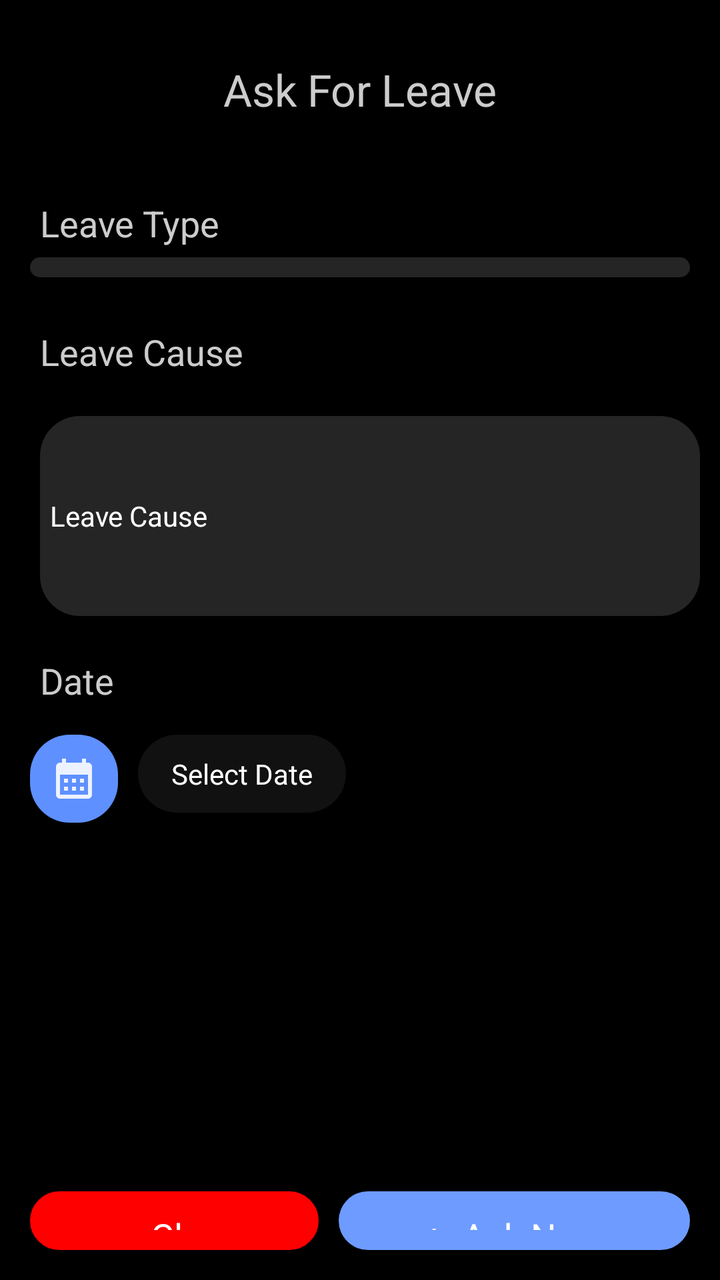
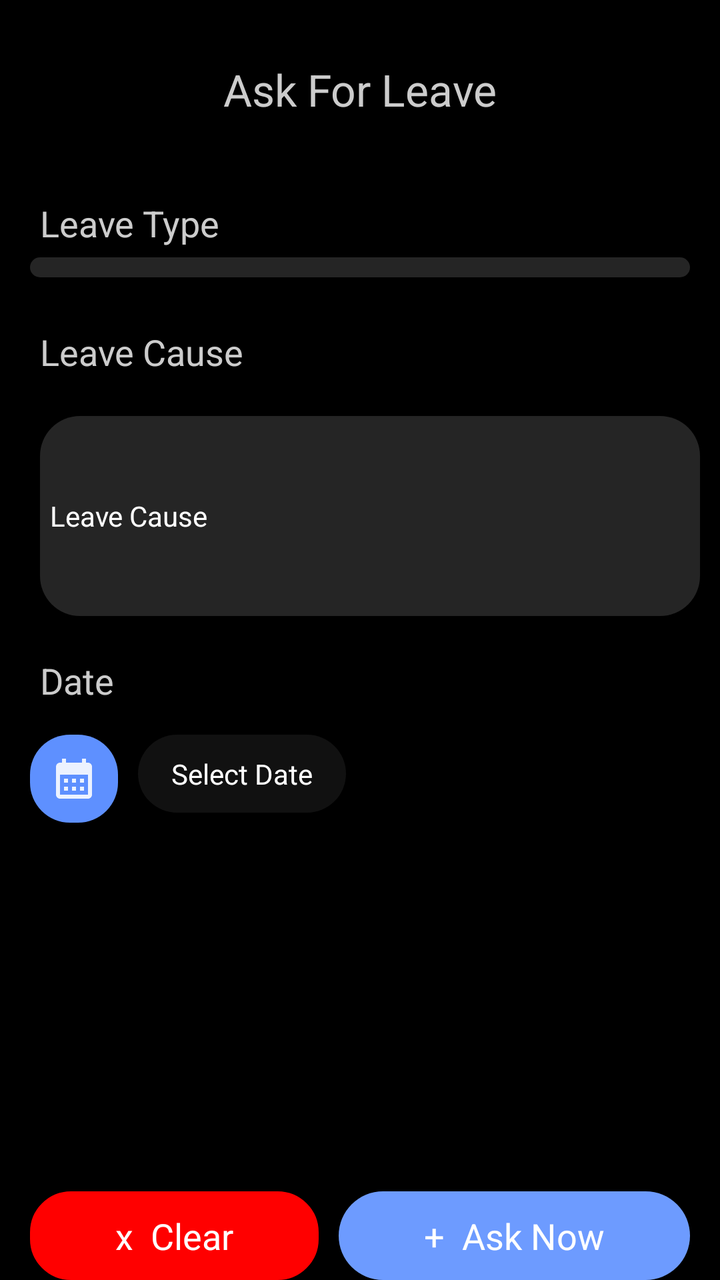

An Android layout rendered at two revisions. The XML below is the earlier revision; the diff shows what the commit changed to produce the second picture.
<!-- AndroidManifest.xml: application theme AppTheme -->
<!-- res/layout/fragment_apply_new_leave.xml -->
<?xml version="1.0" encoding="utf-8"?>
<layout>

    <LinearLayout xmlns:android="http://schemas.android.com/apk/res/android"
        xmlns:tools="http://schemas.android.com/tools"
        android:layout_width="match_parent"
        android:layout_height="match_parent"
        android:clickable="true"
        android:background="@color/black"
        android:orientation="vertical"
        android:padding="@dimen/_10dp"
        tools:context=".manager.activity.ApplyNewLeaveFragment">

        <LinearLayout
            android:layout_width="match_parent"
            android:layout_height="wrap_content"
            android:layout_marginTop="20dp"
            android:layout_marginBottom="@dimen/_20dp">

            <ImageView
                android:id="@+id/backBtn"
                android:layout_width="wrap_content"
                android:layout_height="wrap_content"
                android:layout_marginStart="25dp"
                android:visibility="gone"
                android:src="@drawable/backbutton" />

            <TextView
                android:layout_width="match_parent"
                android:layout_height="wrap_content"
                android:gravity="center"
                android:text="Ask For Leave"
                android:textColor="@color/greyforText"
                android:textSize="22sp" />

        </LinearLayout>

        <TextView
            android:layout_width="match_parent"
            android:layout_height="wrap_content"
            android:layout_marginStart="@dimen/_10dp"
            android:layout_marginTop="@dimen/_20dp"
            android:text="Leave Type"
            android:textColor="@color/greyforText"
            android:textSize="18sp" />

        <Spinner
            android:id="@+id/leaveType"
            android:layout_width="match_parent"
            android:layout_height="wrap_content"
            android:layout_margin="@dimen/_5dp"
            android:spinnerMode="dropdown"
            android:drawableEnd="@drawable/spinner_dropdown"
            android:background="@drawable/light_grey_bg"
            android:padding="@dimen/_5dp" />

        <TextView
            android:layout_width="match_parent"
            android:layout_height="wrap_content"
            android:layout_marginStart="@dimen/_10dp"
            android:layout_marginTop="@dimen/_20dp"
            android:text="Leave Cause"
            android:textColor="@color/greyforText"
            android:textSize="18sp" />

        <EditText
            android:id="@+id/reason"
            android:layout_width="match_parent"
            android:layout_height="100dp"
            android:layout_marginStart="@dimen/_10dp"
            android:layout_marginTop="@dimen/_20dp"
            android:background="@drawable/light_grey_bg"
            android:hint="Leave Cause"
            android:inputType="textMultiLine"
            android:maxLines="5"
            android:padding="@dimen/_5dp"
            android:textColor="@color/white"
            android:textColorHint="@color/white"
            android:textSize="14sp" />

        <TextView
            android:layout_width="match_parent"
            android:layout_height="wrap_content"
            android:layout_marginStart="@dimen/_10dp"
            android:layout_marginTop="@dimen/_20dp"
            android:text="Date"
            android:textColor="@color/greyforText"
            android:textSize="18sp" />


        <LinearLayout
            android:layout_width="match_parent"
            android:layout_height="wrap_content"
            android:layout_marginTop="@dimen/_10">

            <ImageView
                android:id="@+id/calender"
                android:layout_width="wrap_content"
                android:layout_height="wrap_content"
                android:layout_margin="@dimen/_5dp"
                android:background="@drawable/blue_bg"
                android:padding="@dimen/_10"
                android:src="@drawable/baseline_calendar_month_24" />

            <TextView
                android:layout_width="wrap_content"
                android:layout_height="wrap_content"
                android:layout_margin="@dimen/_5dp"
                android:layout_marginStart="@dimen/_10dp"
                android:background="@drawable/grey_bg_rounded"
                android:gravity="center"
                android:maxLines="5"
                android:padding="@dimen/_10"
                android:text="  Select Date  "
                android:textColor="@color/white"
                android:textColorHint="@color/white"
                android:textSize="14sp" />
        </LinearLayout>

        <LinearLayout
            android:id="@+id/datelayout"
            android:layout_width="match_parent"
            android:layout_height="wrap_content"
            android:layout_marginStart="@dimen/_10dp"
            android:visibility="invisible"
            android:layout_marginTop="@dimen/_20dp"
            android:padding="@dimen/_15">

            <ImageView
                android:layout_width="@dimen/_20dp"
                android:layout_height="@dimen/_20dp"
                android:layout_gravity="center"
                android:layout_marginStart="@dimen/_10"
                android:padding="@dimen/_5dp"
                android:src="@drawable/baseline_brightness_1_24" />

            <TextView
                android:id="@+id/dateForLeave"
                android:layout_width="wrap_content"
                android:layout_height="wrap_content"
                android:text="14 April"
                android:textColor="@color/greyforText"
                android:textSize="18sp" />

            <ImageView
                android:id="@+id/delete"
                android:layout_width="wrap_content"
                android:layout_height="wrap_content"
                android:layout_marginStart="@dimen/_10"
                android:src="@drawable/baseline_close_24_red" />
        </LinearLayout>

        <LinearLayout
            android:layout_width="match_parent"
            android:layout_height="wrap_content"
            android:layout_marginTop="@dimen/_100dp"
            android:gravity="center"
            android:orientation="horizontal"
            android:weightSum="2">

            <TextView
                android:id="@+id/clear"
                android:layout_width="wrap_content"
                android:layout_height="wrap_content"
                android:layout_margin="@dimen/_5dp"
                android:layout_weight="1"
                android:background="@drawable/delete_btn"
                android:gravity="center"
                android:paddingTop="@dimen/_10"
                android:paddingBottom="@dimen/_10"
                android:text="x  Clear"
                android:textColor="@color/white"
                android:textSize="18dp" />

            <TextView
                android:id="@+id/askNow"
                android:layout_width="wrap_content"
                android:layout_height="wrap_content"
                android:layout_margin="5dp"
                android:layout_weight="1"
                android:background="@drawable/attendancebutton"
                android:gravity="center"
                android:paddingTop="@dimen/_10"
                android:paddingBottom="@dimen/_10"
                android:text="+  Ask Now"
                android:textColor="@color/white"
                android:textSize="18dp" />


        </LinearLayout>

    </LinearLayout>
</layout>
<!-- resources referenced by this layout -->
<resources>
  <color name="black">#FF000000</color>
  <color name="greyforText">#CCCCCC</color>
  <color name="white">#FFFFFF</color>
  <dimen name="_10">10dp</dimen>
  <dimen name="_100dp">100dp</dimen>
  <dimen name="_10dp">10dp</dimen>
  <dimen name="_15">15dp</dimen>
  <dimen name="_20dp">20dp</dimen>
  <dimen name="_5dp">5dp</dimen>
  <!-- drawable attendancebutton (drawable) -->
  <shape xmlns:android="http://schemas.android.com/apk/res/android"
      android:shape="rectangle">
      <solid android:color="#6D9BFF"/>
      <corners android:radius="25dp" /> 
  </shape>
  <!-- drawable backbutton: png bitmap (drawable, 227 bytes) -->
  <!-- drawable baseline_brightness_1_24 (drawable) -->
  <vector xmlns:android="http://schemas.android.com/apk/res/android" android:alpha="0.88" android:height="24dp" android:tint="#FFFFFF" android:viewportHeight="24" android:viewportWidth="24" android:width="24dp">
        
      <path android:fillColor="@android:color/white" android:pathData="M12,12m-10,0a10,10 0,1 1,20 0a10,10 0,1 1,-20 0"/>
      
  </vector>
  <!-- drawable baseline_calendar_month_24 (drawable) -->
  <vector xmlns:android="http://schemas.android.com/apk/res/android" android:alpha="0.88" android:height="24dp" android:tint="#FFFFFF" android:viewportHeight="24" android:viewportWidth="24" android:width="24dp">
        
      <path android:fillColor="@android:color/white" android:pathData="M19,4h-1V2h-2v2H8V2H6v2H5C3.89,4 3.01,4.9 3.01,6L3,20c0,1.1 0.89,2 2,2h14c1.1,0 2,-0.9 2,-2V6C21,4.9 20.1,4 19,4zM19,20H5V10h14V20zM9,14H7v-2h2V14zM13,14h-2v-2h2V14zM17,14h-2v-2h2V14zM9,18H7v-2h2V18zM13,18h-2v-2h2V18zM17,18h-2v-2h2V18z"/>
      
  </vector>
  <!-- drawable baseline_close_24_red (drawable) -->
  <vector xmlns:android="http://schemas.android.com/apk/res/android" android:alpha="0.88" android:height="24dp" android:tint="#FF0000" android:viewportHeight="24" android:viewportWidth="24" android:width="24dp">
        
      <path android:fillColor="@android:color/white" android:pathData="M19,6.41L17.59,5 12,10.59 6.41,5 5,6.41 10.59,12 5,17.59 6.41,19 12,13.41 17.59,19 19,17.59 13.41,12z"/>
      
  </vector>
  <!-- drawable blue_bg (drawable) -->
  <?xml version="1.0" encoding="utf-8"?>
  <shape xmlns:android="http://schemas.android.com/apk/res/android"
      android:shape="rectangle">
      <solid android:color="@color/lightBlue"/>
  <corners android:radius="@dimen/_20dp"/>
  </shape>
  <!-- drawable delete_btn (drawable) -->
  <shape xmlns:android="http://schemas.android.com/apk/res/android"
      android:shape="rectangle">
      <solid android:color="#FF0000" /> 
      <corners android:radius="20dp" />
      <stroke
          android:width="1dp"
          android:color="#FF0000"
          />
  </shape>
  <!-- drawable grey_bg_rounded (drawable) -->
  <?xml version="1.0" encoding="utf-8"?>
  <shape xmlns:android="http://schemas.android.com/apk/res/android"
      android:shape="rectangle">
  <solid android:color="@color/greyBackground"/>
      <corners android:radius="@dimen/_20dp"/>
  </shape>
  <!-- drawable light_grey_bg (drawable) -->
  <?xml version="1.0" encoding="utf-8"?>
  <shape xmlns:android="http://schemas.android.com/apk/res/android"
      android:shape="rectangle">
      <solid android:color="@color/lightGreycolor"/>
      <corners android:radius="@dimen/_20dp"/>
  </shape>
  <!-- drawable spinner_dropdown (drawable) -->
  <layer-list xmlns:android="http://schemas.android.com/apk/res/android">
      <item>
          <rotate
              android:fromDegrees="0"
              android:toDegrees="0"
              android:pivotX="50%"
              android:pivotY="50%"
              android:drawable="@drawable/spinnerdrop" />
      </item>
  
  </layer-list>
  <style name="AppTheme" parent="Theme.MaterialComponents.Light.NoActionBar">
          <item name="colorPrimaryDark">@color/black</item>
          <item name="colorSurface">@color/white</item>
      </style>
  <color name="lightBlue">#5E90FF</color>
  <color name="greyBackground">#111111</color>
  <color name="lightGreycolor">#252525</color>
  <!-- unchanged entries left out for length: 1 -->
</resources>

<!-- the commit's change to res/layout/fragment_apply_new_leave.xml (unified diff, before → after) -->
@@ -1,193 +1,199 @@
 <?xml version="1.0" encoding="utf-8"?>
 <layout>
 
-    <LinearLayout xmlns:android="http://schemas.android.com/apk/res/android"
+    <ScrollView xmlns:android="http://schemas.android.com/apk/res/android"
         xmlns:tools="http://schemas.android.com/tools"
         android:layout_width="match_parent"
         android:layout_height="match_parent"
-        android:clickable="true"
         android:background="@color/black"
-        android:orientation="vertical"
-        android:padding="@dimen/_10dp"
-        tools:context=".manager.activity.ApplyNewLeaveFragment">
+        android:clickable="true">
 
         <LinearLayout
             android:layout_width="match_parent"
-            android:layout_height="wrap_content"
-            android:layout_marginTop="20dp"
-            android:layout_marginBottom="@dimen/_20dp">
+            android:layout_height="match_parent"
+            android:orientation="vertical"
+            android:padding="@dimen/_10dp"
+            tools:context=".manager.activity.ApplyNewLeaveFragment">
 
-            <ImageView
-                android:id="@+id/backBtn"
-                android:layout_width="wrap_content"
+            <LinearLayout
+                android:layout_width="match_parent"
                 android:layout_height="wrap_content"
-                android:layout_marginStart="25dp"
-                android:visibility="gone"
-                android:src="@drawable/backbutton" />
+                android:layout_marginTop="20dp"
+                android:layout_marginBottom="@dimen/_20dp">
+
+                <ImageView
+                    android:id="@+id/backBtn"
+                    android:layout_width="wrap_content"
+                    android:layout_height="wrap_content"
+                    android:layout_marginStart="25dp"
+                    android:src="@drawable/backbutton"
+                    android:visibility="gone" />
+
+                <TextView
+                    android:layout_width="match_parent"
+                    android:layout_height="wrap_content"
+                    android:gravity="center"
+                    android:text="Ask For Leave"
+                    android:textColor="@color/greyforText"
+                    android:textSize="22sp" />
+
+            </LinearLayout>
 
             <TextView
                 android:layout_width="match_parent"
                 android:layout_height="wrap_content"
-                android:gravity="center"
-                android:text="Ask For Leave"
+                android:layout_marginStart="@dimen/_10dp"
+                android:layout_marginTop="@dimen/_20dp"
+                android:text="Leave Type"
                 android:textColor="@color/greyforText"
-                android:textSize="22sp" />
+                android:textSize="18sp" />
 
-        </LinearLayout>
-
-        <TextView
-            android:layout_width="match_parent"
-            android:layout_height="wrap_content"
-            android:layout_marginStart="@dimen/_10dp"
-            android:layout_marginTop="@dimen/_20dp"
-            android:text="Leave Type"
-            android:textColor="@color/greyforText"
-            android:textSize="18sp" />
-
-        <Spinner
-            android:id="@+id/leaveType"
-            android:layout_width="match_parent"
-            android:layout_height="wrap_content"
-            android:layout_margin="@dimen/_5dp"
-            android:spinnerMode="dropdown"
-            android:drawableEnd="@drawable/spinner_dropdown"
-            android:background="@drawable/light_grey_bg"
-            android:padding="@dimen/_5dp" />
-
-        <TextView
-            android:layout_width="match_parent"
-            android:layout_height="wrap_content"
-            android:layout_marginStart="@dimen/_10dp"
-            android:layout_marginTop="@dimen/_20dp"
-            android:text="Leave Cause"
-            android:textColor="@color/greyforText"
-            android:textSize="18sp" />
-
-        <EditText
-            android:id="@+id/reason"
-            android:layout_width="match_parent"
-            android:layout_height="100dp"
-            android:layout_marginStart="@dimen/_10dp"
-            android:layout_marginTop="@dimen/_20dp"
-            android:background="@drawable/light_grey_bg"
-            android:hint="Leave Cause"
-            android:inputType="textMultiLine"
-            android:maxLines="5"
-            android:padding="@dimen/_5dp"
-            android:textColor="@color/white"
-            android:textColorHint="@color/white"
-            android:textSize="14sp" />
-
-        <TextView
-            android:layout_width="match_parent"
-            android:layout_height="wrap_content"
-            android:layout_marginStart="@dimen/_10dp"
-            android:layout_marginTop="@dimen/_20dp"
-            android:text="Date"
-            android:textColor="@color/greyforText"
-            android:textSize="18sp" />
-
-
-        <LinearLayout
-            android:layout_width="match_parent"
-            android:layout_height="wrap_content"
-            android:layout_marginTop="@dimen/_10">
-
-            <ImageView
-                android:id="@+id/calender"
-                android:layout_width="wrap_content"
+            <Spinner
+                android:id="@+id/leaveType"
+                android:layout_width="match_parent"
                 android:layout_height="wrap_content"
                 android:layout_margin="@dimen/_5dp"
-                android:background="@drawable/blue_bg"
-                android:padding="@dimen/_10"
-                android:src="@drawable/baseline_calendar_month_24" />
+                android:background="@drawable/light_grey_bg"
+                android:drawableEnd="@drawable/spinner_dropdown"
+                android:padding="@dimen/_5dp"
+                android:spinnerMode="dropdown" />
 
             <TextView
-                android:layout_width="wrap_content"
+                android:layout_width="match_parent"
                 android:layout_height="wrap_content"
-                android:layout_margin="@dimen/_5dp"
                 android:layout_marginStart="@dimen/_10dp"
-                android:background="@drawable/grey_bg_rounded"
-                android:gravity="center"
+                android:layout_marginTop="@dimen/_20dp"
+                android:text="Leave Cause"
+                android:textColor="@color/greyforText"
+                android:textSize="18sp" />
+
+            <EditText
+                android:id="@+id/reason"
+                android:layout_width="match_parent"
+                android:layout_height="100dp"
+                android:layout_marginStart="@dimen/_10dp"
+                android:layout_marginTop="@dimen/_20dp"
+                android:background="@drawable/light_grey_bg"
+                android:hint="Leave Cause"
+                android:inputType="textMultiLine"
                 android:maxLines="5"
-                android:padding="@dimen/_10"
-                android:text="  Select Date  "
+                android:padding="@dimen/_5dp"
                 android:textColor="@color/white"
                 android:textColorHint="@color/white"
                 android:textSize="14sp" />
-        </LinearLayout>
-
-        <LinearLayout
-            android:id="@+id/datelayout"
-            android:layout_width="match_parent"
-            android:layout_height="wrap_content"
-            android:layout_marginStart="@dimen/_10dp"
-            android:visibility="invisible"
-            android:layout_marginTop="@dimen/_20dp"
-            android:padding="@dimen/_15">
-
-            <ImageView
-                android:layout_width="@dimen/_20dp"
-                android:layout_height="@dimen/_20dp"
-                android:layout_gravity="center"
-                android:layout_marginStart="@dimen/_10"
-                android:padding="@dimen/_5dp"
-                android:src="@drawable/baseline_brightness_1_24" />
 
             <TextView
-                android:id="@+id/dateForLeave"
-                android:layout_width="wrap_content"
+                android:layout_width="match_parent"
                 android:layout_height="wrap_content"
-                android:text="14 April"
+                android:layout_marginStart="@dimen/_10dp"
+                android:layout_marginTop="@dimen/_20dp"
+                android:text="Date"
                 android:textColor="@color/greyforText"
                 android:textSize="18sp" />
 
-            <ImageView
-                android:id="@+id/delete"
-                android:layout_width="wrap_content"
+
+            <LinearLayout
+                android:layout_width="match_parent"
                 android:layout_height="wrap_content"
-                android:layout_marginStart="@dimen/_10"
-                android:src="@drawable/baseline_close_24_red" />
-        </LinearLayout>
+                android:layout_marginTop="@dimen/_10">
 
-        <LinearLayout
-            android:layout_width="match_parent"
-            android:layout_height="wrap_content"
-            android:layout_marginTop="@dimen/_100dp"
-            android:gravity="center"
-            android:orientation="horizontal"
-            android:weightSum="2">
+                <ImageView
+                    android:id="@+id/calender"
+                    android:layout_width="wrap_content"
+                    android:layout_height="wrap_content"
+                    android:layout_margin="@dimen/_5dp"
+                    android:background="@drawable/blue_bg"
+                    android:padding="@dimen/_10"
+                    android:src="@drawable/baseline_calendar_month_24" />
 
-            <TextView
-                android:id="@+id/clear"
-                android:layout_width="wrap_content"
+                <TextView
+                    android:layout_width="wrap_content"
+                    android:layout_height="wrap_content"
+                    android:layout_margin="@dimen/_5dp"
+                    android:layout_marginStart="@dimen/_10dp"
+                    android:background="@drawable/grey_bg_rounded"
+                    android:gravity="center"
+                    android:maxLines="5"
+                    android:padding="@dimen/_10"
+                    android:text="  Select Date  "
+                    android:textColor="@color/white"
+                    android:textColorHint="@color/white"
+                    android:textSize="14sp" />
+            </LinearLayout>
+
+            <LinearLayout
+                android:id="@+id/datelayout"
+                android:layout_width="match_parent"
                 android:layout_height="wrap_content"
-                android:layout_margin="@dimen/_5dp"
-                android:layout_weight="1"
-                android:background="@drawable/delete_btn"
+                android:layout_marginStart="@dimen/_10dp"
+                android:layout_marginTop="@dimen/_20dp"
+                android:padding="@dimen/_15"
+                android:visibility="invisible">
+
+                <ImageView
+                    android:layout_width="@dimen/_20dp"
+                    android:layout_height="@dimen/_20dp"
+                    android:layout_gravity="center"
+                    android:layout_marginStart="@dimen/_10"
+                    android:padding="@dimen/_5dp"
+                    android:src="@drawable/baseline_brightness_1_24" />
+
+                <TextView
+                    android:id="@+id/dateForLeave"
+                    android:layout_width="wrap_content"
+                    android:layout_height="wrap_content"
+                    android:text="14 April"
+                    android:textColor="@color/greyforText"
+                    android:textSize="18sp" />
+
+                <ImageView
+                    android:id="@+id/delete"
+                    android:layout_width="wrap_content"
+                    android:layout_height="wrap_content"
+                    android:layout_marginStart="@dimen/_10"
+                    android:src="@drawable/baseline_close_24_red" />
+            </LinearLayout>
+
+            <LinearLayout
+                android:layout_width="match_parent"
+                android:layout_height="wrap_content"
+                android:layout_marginTop="@dimen/_100dp"
                 android:gravity="center"
-                android:paddingTop="@dimen/_10"
-                android:paddingBottom="@dimen/_10"
-                android:text="x  Clear"
-                android:textColor="@color/white"
-                android:textSize="18dp" />
+                android:orientation="horizontal"
+                android:weightSum="2">
 
-            <TextView
-                android:id="@+id/askNow"
-                android:layout_width="wrap_content"
-                android:layout_height="wrap_content"
-                android:layout_margin="5dp"
-                android:layout_weight="1"
-                android:background="@drawable/attendancebutton"
-                android:gravity="center"
-                android:paddingTop="@dimen/_10"
-                android:paddingBottom="@dimen/_10"
-                android:text="+  Ask Now"
-                android:textColor="@color/white"
-                android:textSize="18dp" />
+                <TextView
+                    android:id="@+id/clear"
+                    android:layout_width="wrap_content"
+                    android:layout_height="wrap_content"
+                    android:layout_margin="@dimen/_5dp"
+                    android:layout_weight="1"
+                    android:background="@drawable/delete_btn"
+                    android:gravity="center"
+                    android:paddingTop="@dimen/_10"
+                    android:paddingBottom="@dimen/_10"
+                    android:text="x  Clear"
+                    android:textColor="@color/white"
+                    android:textSize="18dp" />
+
+                <TextView
+                    android:id="@+id/askNow"
+                    android:layout_width="wrap_content"
+                    android:layout_height="wrap_content"
+                    android:layout_margin="5dp"
+                    android:layout_weight="1"
+                    android:background="@drawable/attendancebutton"
+                    android:gravity="center"
+                    android:paddingTop="@dimen/_10"
+                    android:paddingBottom="@dimen/_10"
+                    android:text="+  Ask Now"
+                    android:textColor="@color/white"
+                    android:textSize="18dp" />
 
 
+            </LinearLayout>
+
         </LinearLayout>
+    </ScrollView>
 
-    </LinearLayout>
 </layout>
